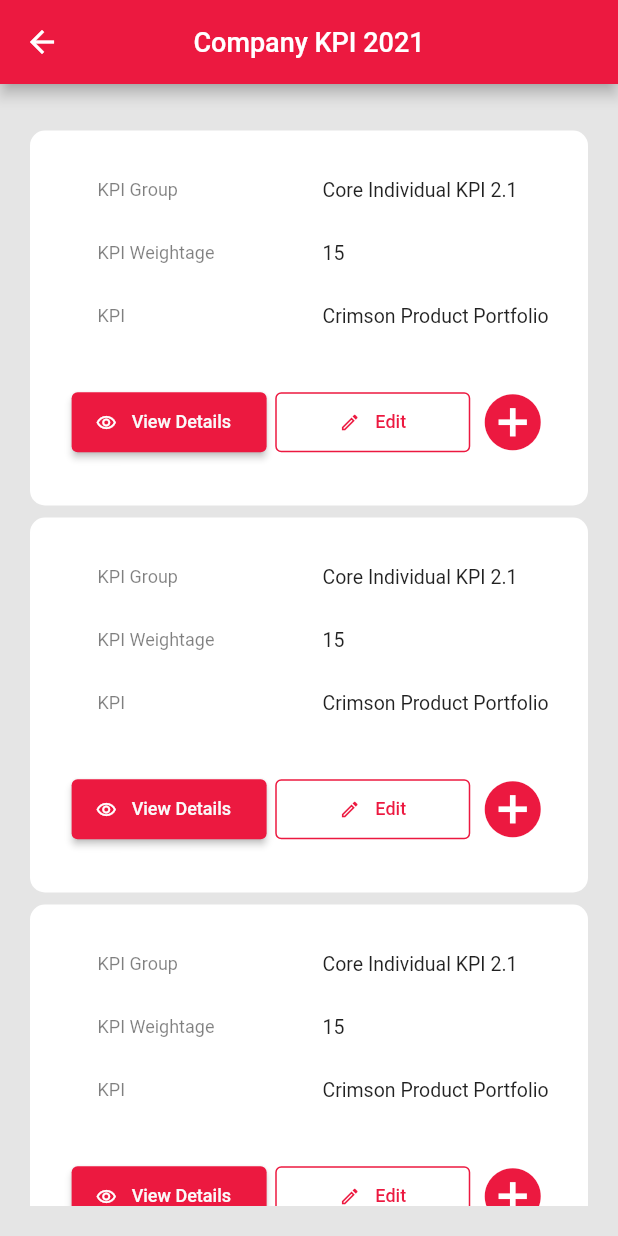
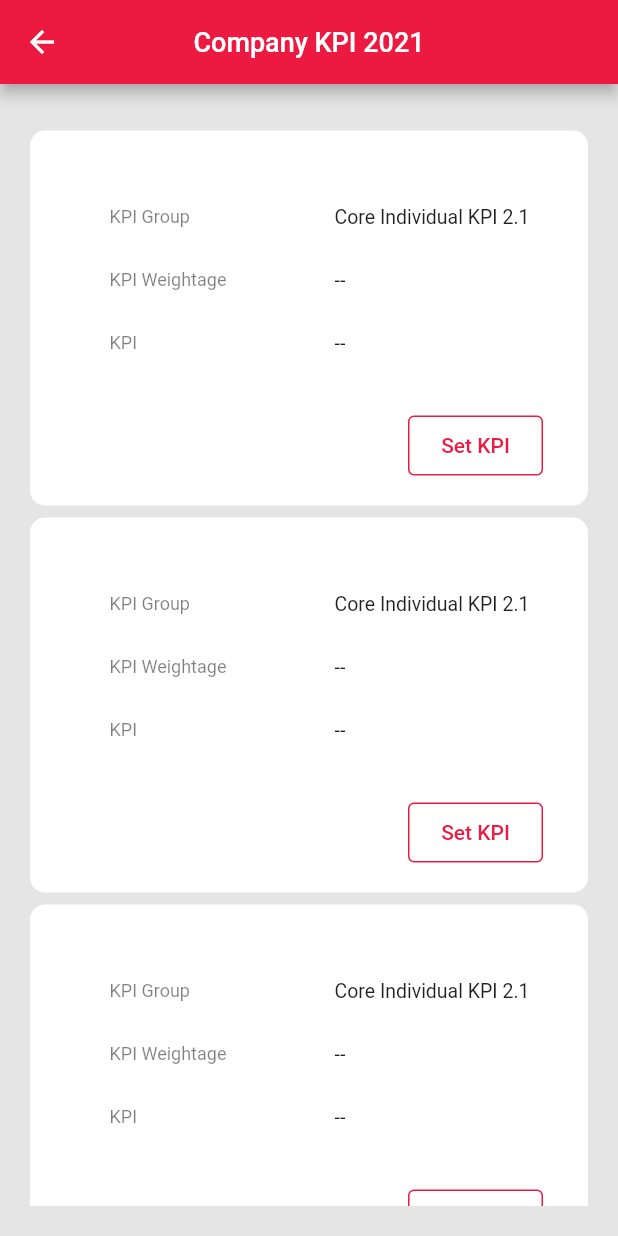
Before and after one commit to Ibrahim-Lokman/hr4u_app, a Flutter app: the screen it shows after launch, after a tap on "Company KPI 2021", on a phone screen of 412 x 824 dp. Run offline on Flutter 3.47's test engine with Material 2 defaults, Android fonts, the phone set to English and light mode, and no system bars; our stand-ins replace badges, dropdown_button2; Roboto replaces fonts that are missing (Nunito-Medium).

Commit message:
Set/Add Kpi page added,
Alert dialogs added for
"Send bulk to supervisor" button
"Reset" button and
reverted message

```diff
--- a/lib/kpi_management/screens/kpi_menu_page.dart
+++ b/lib/kpi_management/screens/kpi_menu_page.dart
@@ -1,9 +1,7 @@
-import 'package:dropdown_button2/dropdown_button2.dart';
 import 'package:flutter/material.dart';
 
-import '../widgets/pms_planning_page_widgets/forms_widget.dart';
-import '../widgets/pms_planning_page_widgets/kpi_widget.dart';
 import '../widgets/kpi_menu_page_widgets/kpi_menu_items.dart';
+import '../widgets/kpi_menu_page_widgets_v2/kpi_menu_items_v2.dart';
 
 
 class KpiMenuPage extends StatefulWidget {
@@ -45,7 +43,7 @@ class _KpiMenuPageState extends State<KpiMenuPage> {
               shrinkWrap: true,
               itemCount: 4,
               itemBuilder: (context, index) {
-                return KpiMenuItems();
+                return KpiMenuItemsV2();
                },
           ),
       ),
--- /dev/null
+++ b/lib/kpi_management/widgets/kpi_menu_page_widgets_v2/kpi_menu_card_v2.dart
@@ -0,0 +1,47 @@
+import 'package:flutter/material.dart';
+
+class KpiMenuCardV2 extends StatelessWidget {
+  const KpiMenuCardV2(
+     this.title,
+     this.value
+  );
+  final String title;
+  final String value;
+
+  @override
+  Widget build(BuildContext context) {
+
+    return Padding(
+      padding: const EdgeInsets.only(
+        bottom: 17.0,
+        left: 23,
+        top: 10
+        ),
+      child: Row(
+        children: [
+          Container(
+            width: 150,
+          //  color: Colors.red,
+            child: Text(
+              title,
+              style: TextStyle(
+                fontSize: 12,
+                fontFamily: 'Nunito-Medium',
+                color: Color(0x8080000000)
+              ),
+            ),
+          ),
+
+          Text(
+            value,
+            style: TextStyle(
+                fontSize: 13,
+                fontFamily: 'Nunito-Medium',
+                color: Color(0xD9DE000000)
+              ),
+          ),
+        ],
+      ),
+    );
+  }
+}
--- /dev/null
+++ b/lib/kpi_management/widgets/kpi_menu_page_widgets_v2/kpi_menu_items_v2.dart
@@ -0,0 +1,82 @@
+import 'package:flutter/material.dart';
+import 'kpi_menu_card_v2.dart';
+import 'set_kpi_dialog.dart';
+
+class KpiMenuItemsV2 extends StatefulWidget {
+  const KpiMenuItemsV2({
+    super.key,
+  });
+
+
+
+  @override
+  State<KpiMenuItemsV2> createState() => _KpiMenuItemsV2State();
+}
+
+class _KpiMenuItemsV2State extends State<KpiMenuItemsV2> {
+  @override
+  Widget build(BuildContext context) {
+
+    return Column(
+      children: [
+        SizedBox(height: 8,),
+        Container(
+          padding: EdgeInsets.only(
+            top: 40,
+            bottom: 20,
+            left: 30,
+            right:30,
+            ),
+          height: 250,
+          width: 455,
+          decoration: BoxDecoration(
+            color: Colors.white,
+            borderRadius: BorderRadius.all(Radius.circular(10)),
+          ),
+          child: Column(
+            children: [
+              KpiMenuCardV2("KPI Group", "Core Individual KPI 2.1",),
+              KpiMenuCardV2("KPI Weightage", "--",),
+              KpiMenuCardV2("KPI", "--",),
+              SizedBox(height: 24,),
+
+              Row(
+                mainAxisAlignment: MainAxisAlignment.end,
+                children: [
+                  Container(
+                        width: 90,
+                        height: 40,
+
+                        child: OutlinedButton(
+
+                            style:  OutlinedButton.styleFrom(
+                                  side: BorderSide(
+                                    width: 1.0,
+                                    color: Color(0xFFEC1940),
+                                  ),
+                                //  backgroundColor: Color.fromARGB(255, 103, 49, 49),
+                                  ),
+                            onPressed: () {
+                              showDialog(context: context, builder: (context) => SetKpiDialog());
+                            },
+                            child: Text(
+                                  'Set KPI',
+                                  style: TextStyle(
+                                    fontSize: 14,
+                                    fontFamily: 'Nunito-Medium',
+                                    color: Color(0xFFEC1940),
+                                  ),
+                                  ),
+                        ),
+                      ),
+                ],
+              ),
+
+            ],
+          ),
+        ),
+
+      ],
+    );
+  }
+}
--- a/lib/kpi_management/widgets/pms_planning_page_widgets/item_status_widget.dart
+++ b/lib/kpi_management/widgets/pms_planning_page_widgets/item_status_widget.dart
@@ -1,5 +1,6 @@
 import 'package:flutter/material.dart';
 import 'package:badges/badges.dart' as badges;
+import 'package:hr4u_app/kpi_management/widgets/pms_planning_page_widgets/reverted_message_dialog.dart';
 import '../../providers/status_enum.dart';
 
 import '../../screens/kpi_menu_page.dart';
@@ -106,13 +107,24 @@ class ItemStatusWidget extends StatelessWidget {
                           ),
                         ),
                       //child: Image.asset("assets/icons/message.png"),
-                      child: Icon(
-                        Icons.mail_outline,
-                        color:Color(0xFFEC1940),
-                        size: 30,
+                      child: GestureDetector(
+
+                        onTap: (){
+                          showDialog(
+                              context: context, builder: (context) => ShowRevertedMessage()
+                            );
+                          },
+                        child: Icon(
+
+                          Icons.mail_outline,
+                          color:Color(0xFFEC1940),
+                          size: 30,
+
+                        ),
                       ),
                      )
                  : Spacer(),
+                Spacer(),
                 Spacer(),
 
                 Icon(Icons.arrow_forward_ios, size: 15,),
--- a/lib/kpi_management/widgets/pms_planning_page_widgets/kpi_widget.dart
+++ b/lib/kpi_management/widgets/pms_planning_page_widgets/kpi_widget.dart
@@ -1,6 +1,6 @@
 import 'package:flutter/material.dart';
 
-import 'item_status_widget.dart';
+import './item_status_widget.dart';
 import '../../providers/dummy_kpi_items.dart';
 
 class KpiWidget extends StatelessWidget {
--- a/lib/main.dart
+++ b/lib/main.dart
@@ -26,6 +26,7 @@ class MyApp extends StatelessWidget {
 
        routes: {
           KpiMenuPage.routeName: (ctx) => KpiMenuPage(),
+
         }
     );
   }
```
Also changed, not shown: lib/kpi_management/screens/pms_planning_page.dart (+6 -1 lines), lib/kpi_management/widgets/kpi_menu_page_widgets_v2/reset_dialog.dart (added, +127 -0 lines), lib/kpi_management/widgets/kpi_menu_page_widgets_v2/set_kpi_dialog.dart (added, +169 -0 lines), lib/kpi_management/widgets/pms_planning_page_widgets/reverted_message_dialog.dart (added, +94 -0 lines), lib/kpi_management/widgets/pms_planning_page_widgets/submit_all_alert_dialog.dart (added, +174 -0 lines).
